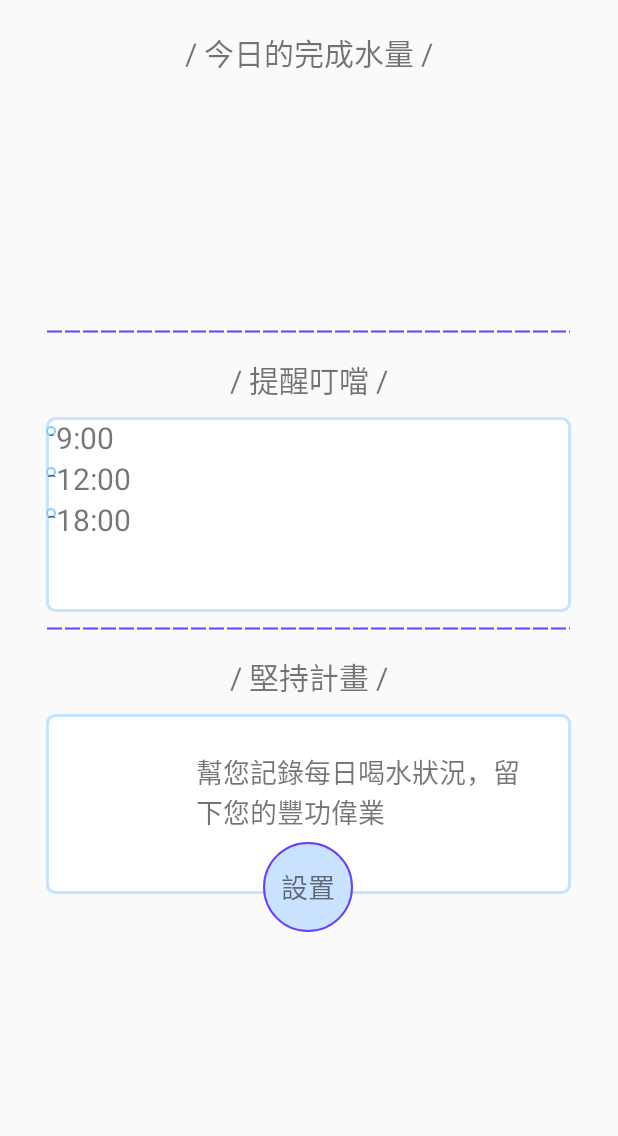
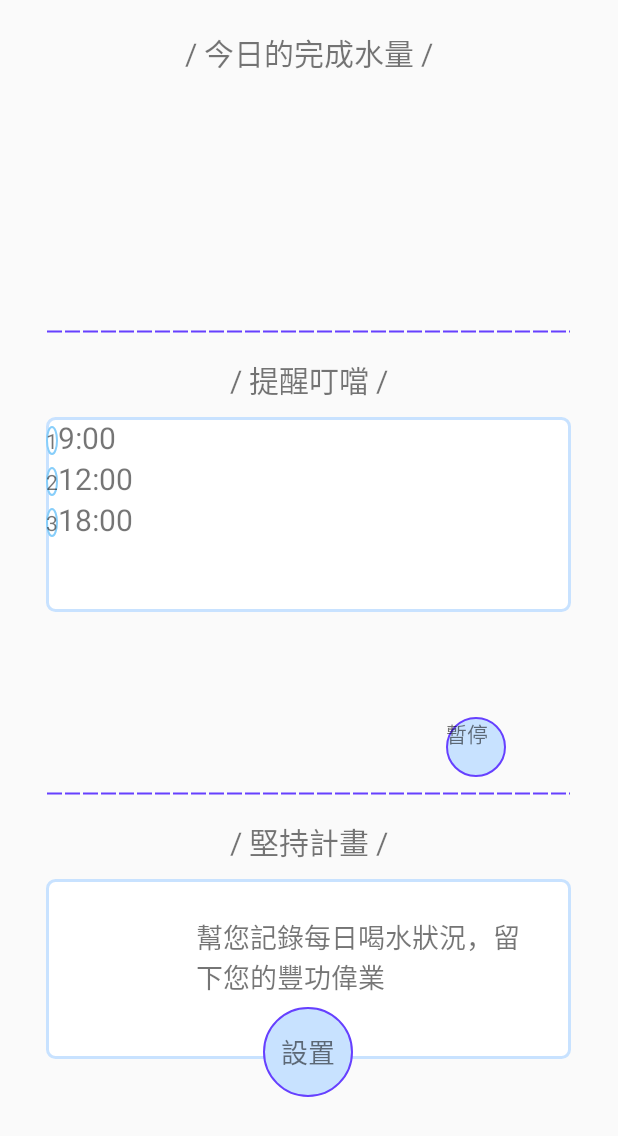
Before and after one commit to ftstc451810/ThirThir, an Android app: the screen it shows after launch (MainActivity), on a phone screen of 412 x 824 dp. Shown: the top 1136 px of the screen. Run offline under Robolectric (Android 15) with nearby library versions, the phone set to English and light mode, and no system bars.

Commit message:
set the positions of dynamical items

```diff
--- a/app/src/main/java/com/mac/thirthir_git/MainActivity.java
+++ b/app/src/main/java/com/mac/thirthir_git/MainActivity.java
@@ -40,20 +40,29 @@ public class MainActivity extends Activity {
 
         TextView tv_remind_setbtn = (TextView)findViewById(R.id.tv_remind_setbtn);
         tv_remind_setbtn.setVisibility(View.GONE);
+
         TextView tv_remind_stopbtn = new TextView(this);
+        tv_remind_stopbtn.setText(getResources().getString(R.string.stop));
+        tv_remind_stopbtn.setBackgroundResource(R.drawable.bluecircle_bg);
         RelativeLayout.LayoutParams para04 = new RelativeLayout.LayoutParams(60,60);
-        para04.topMargin = 95;
-        para04.leftMargin = 100;
+        para04.topMargin = 300;
+        para04.leftMargin = 400;
         rl_remind_content.addView(tv_remind_stopbtn,para04);
+
         TextView tv_remind_changebtn = new TextView(this);
-        RelativeLayout.LayoutParams para05 = new RelativeLayout.LayoutParams(60,60);
-        para05.topMargin = 95;
-        para05.leftMargin = 190; //100+60+15+15(兩個按鈕中間距離30)
+        tv_remind_changebtn.setText(getResources().getString(R.string.change));
+        tv_remind_changebtn.setTextSize(25);
+        tv_remind_changebtn.setBackgroundResource(R.drawable.bluecircle_bg);
+        RelativeLayout.LayoutParams para05 = new RelativeLayout.LayoutParams(ViewGroup.LayoutParams.WRAP_CONTENT,
+                ViewGroup.LayoutParams.WRAP_CONTENT);
+        para05.topMargin = 300;
+        para05.leftMargin = 600; //100+60+15+15(兩個按鈕中間距離30)
         rl_remind_content.addView(tv_remind_changebtn,para05);
 
         LinearLayout subLayout = new LinearLayout(this);
         subLayout.setOrientation(LinearLayout.VERTICAL);
-        RelativeLayout.LayoutParams para = new RelativeLayout.LayoutParams(10,10);
+        RelativeLayout.LayoutParams para = new RelativeLayout.LayoutParams(ViewGroup.LayoutParams.WRAP_CONTENT,
+                ViewGroup.LayoutParams.WRAP_CONTENT);
         para.rightMargin = 5;  //para 給數字圖標用
         para.addRule(RelativeLayout.CENTER_VERTICAL, -1);  //對父控件的位置置中
         RelativeLayout.LayoutParams para02 = new RelativeLayout.LayoutParams(ViewGroup.LayoutParams.WRAP_CONTENT,
```
